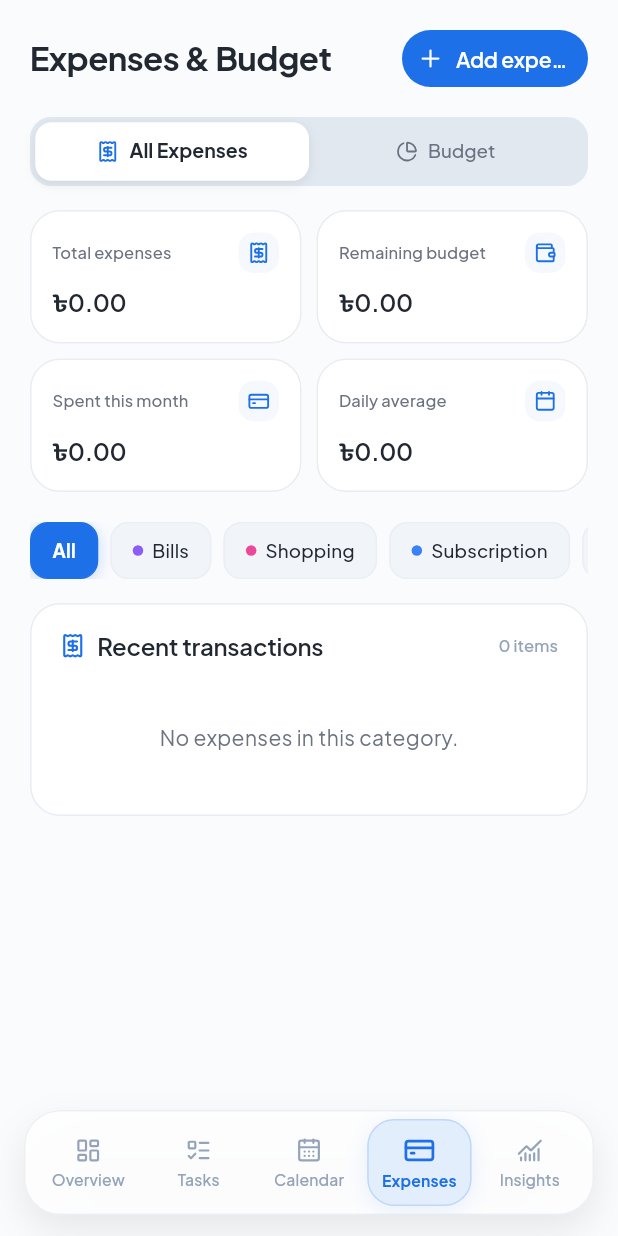
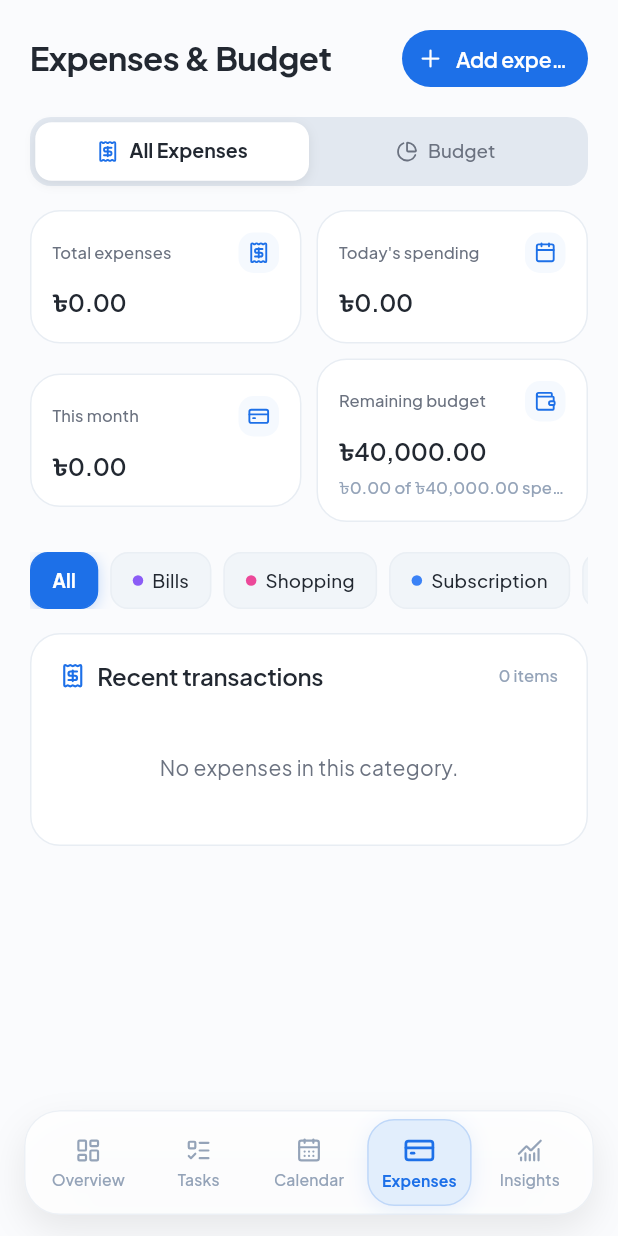
Before and after one commit to NavidZamanKhan/ZenFlow-Flutter, a Flutter app: the _DashboardShellBody screen opened directly, item 4 of the bottom bar chosen, on a phone screen of 412 x 824 dp. Run offline on Flutter 3.47's test engine with Material 3 defaults, Android fonts, the phone set to English and light mode, and no system bars; our stand-ins replace dio, equatable, flutter_bloc, flutter_lucide, flutter_secure_storage, google_fonts and 1 more; accounts and stored records are empty; network calls fail.

Commit message:
feat(sync): align expenses summary metrics with web and enhance calendar event vs task deadline dispatching

```diff
--- a/lib/features/calendar/widgets/new_event_bottom_sheet.dart
+++ b/lib/features/calendar/widgets/new_event_bottom_sheet.dart
@@ -121,7 +121,7 @@ class _NewEventBottomSheetState extends State<NewEventBottomSheet> {
           );
 
     final newItem = CalendarItem(
-      id: DateTime.now().millisecondsSinceEpoch.toString(),
+      id: 'temp-${DateTime.now().millisecondsSinceEpoch}',
       title: title,
       description: _descriptionController.text.trim(),
       startDateTime: startDateTime,
--- a/lib/features/expenses/bloc/expenses_bloc.dart
+++ b/lib/features/expenses/bloc/expenses_bloc.dart
@@ -35,6 +35,7 @@ class ExpensesBloc extends Bloc<ExpensesEvent, ExpensesState> {
     return ExpensesState(
       budgets: const [],
       expenses: (cached != null && cached.isNotEmpty) ? cached : const [],
+      monthlyTotalBudget: 40000.0,
     );
   }
 
@@ -47,9 +48,11 @@ class ExpensesBloc extends Bloc<ExpensesEvent, ExpensesState> {
       if (expenses.isNotEmpty) {
         _cache.set(_cacheKey, expenses);
         final budgets = await _service.getBudget(expenses);
+        final monthlyTotal = await _service.getMonthlyBudgetTotal();
         emit(state.copyWith(
           expenses: expenses,
           budgets: budgets.isNotEmpty ? budgets : state.budgets,
+          monthlyTotalBudget: monthlyTotal,
         ));
       }
     } catch (_) {}
@@ -77,10 +80,10 @@ class ExpensesBloc extends Bloc<ExpensesEvent, ExpensesState> {
           .map((e) => e.id == tempId ? created : e)
           .toList();
       _cache.set(_cacheKey, updatedList);
-      final updatedBudgets = await _service.getBudget(updatedList);
+      final budgets = await _service.getBudget(updatedList);
       emit(state.copyWith(
         expenses: updatedList,
-        budgets: updatedBudgets.isNotEmpty ? updatedBudgets : state.budgets,
+        budgets: budgets.isNotEmpty ? budgets : state.budgets,
       ));
     } catch (_) {
       _cache.set(_cacheKey, previousExpenses);
@@ -103,9 +106,9 @@ class ExpensesBloc extends Bloc<ExpensesEvent, ExpensesState> {
     // 2. Silent background network execution
     try {
       await _service.deleteExpense(event.expenseId);
-      final updatedBudgets = await _service.getBudget(optimisticList);
+      final budgets = await _service.getBudget(optimisticList);
       emit(state.copyWith(
-        budgets: updatedBudgets.isNotEmpty ? updatedBudgets : state.budgets,
+        budgets: budgets.isNotEmpty ? budgets : state.budgets,
       ));
     } catch (_) {
       _cache.set(_cacheKey, previousExpenses);
--- a/lib/features/expenses/bloc/expenses_state.dart
+++ b/lib/features/expenses/bloc/expenses_state.dart
@@ -8,12 +8,14 @@ enum ExpensesSubTab { allExpenses, budget }
 class ExpensesState extends Equatable {
   final List<ExpenseItem> expenses;
   final List<CategoryBudgetItem> budgets;
+  final double monthlyTotalBudget;
   final ExpensesSubTab subTab;
   final String selectedCategory;
 
   const ExpensesState({
     required this.expenses,
     required this.budgets,
+    this.monthlyTotalBudget = 40000.0,
     this.subTab = ExpensesSubTab.allExpenses,
     this.selectedCategory = 'All',
   });
@@ -23,30 +25,62 @@ class ExpensesState extends Equatable {
       : expenses
             .where((expense) => expense.category == selectedCategory)
             .toList();
+
+  /// Total across all time
   double get totalExpenses =>
-      expenses.fold(0, (sum, expense) => sum + expense.amount);
-  double get totalBudget =>
-      budgets.fold(0, (sum, budget) => sum + budget.budgetAmount);
+      expenses.fold(0.0, (sum, expense) => sum + expense.amount);
 
-  /// The transaction dataset is the authoritative month total. Some categories
-  /// (such as Education and Subscription) intentionally have no cap configured.
-  double get spentThisMonth => totalExpenses;
+  /// Total spent in current month (e.g. September 2026)
+  double get spentThisMonth {
+    final now = DateTime.now();
+    return expenses
+        .where((e) => e.date.year == now.year && e.date.month == now.month)
+        .fold(0.0, (sum, expense) => sum + expense.amount);
+  }
+
+  /// Total spent today
+  double get todaysSpending {
+    final now = DateTime.now();
+    return expenses
+        .where((e) =>
+            e.date.year == now.year &&
+            e.date.month == now.month &&
+            e.date.day == now.day)
+        .fold(0.0, (sum, expense) => sum + expense.amount);
+  }
+
+  /// Active monthly budget limit
+  double get totalBudget => monthlyTotalBudget > 0
+      ? monthlyTotalBudget
+      : budgets.fold(0.0, (sum, budget) => sum + budget.budgetAmount);
+
+  /// Remaining monthly budget (Monthly Total - This Month's Spending)
   double get remainingBudget => totalBudget - spentThisMonth;
+
   double get budgetProgress =>
       totalBudget == 0 ? 0 : (spentThisMonth / totalBudget).clamp(0.0, 1.0);
 
   ExpensesState copyWith({
     List<ExpenseItem>? expenses,
     List<CategoryBudgetItem>? budgets,
+    double? monthlyTotalBudget,
     ExpensesSubTab? subTab,
     String? selectedCategory,
-  }) => ExpensesState(
-    expenses: expenses ?? this.expenses,
-    budgets: budgets ?? this.budgets,
-    subTab: subTab ?? this.subTab,
-    selectedCategory: selectedCategory ?? this.selectedCategory,
-  );
+  }) =>
+      ExpensesState(
+        expenses: expenses ?? this.expenses,
+        budgets: budgets ?? this.budgets,
+        monthlyTotalBudget: monthlyTotalBudget ?? this.monthlyTotalBudget,
+        subTab: subTab ?? this.subTab,
+        selectedCategory: selectedCategory ?? this.selectedCategory,
+      );
 
   @override
-  List<Object?> get props => [expenses, budgets, subTab, selectedCategory];
+  List<Object?> get props => [
+        expenses,
+        budgets,
+        monthlyTotalBudget,
+        subTab,
+        selectedCategory,
+      ];
 }
--- a/lib/features/expenses/views/expenses_screen.dart
+++ b/lib/features/expenses/views/expenses_screen.dart
@@ -111,8 +111,10 @@ class ExpensesScreen extends StatelessWidget {
       children: [
         ExpenseSummaryCards(
           total: state.totalExpenses,
+          today: state.todaysSpending,
           month: state.spentThisMonth,
           remaining: state.remainingBudget,
+          monthlyBudget: state.monthlyTotalBudget,
         ),
         const SizedBox(height: 20),
         SizedBox(
--- a/lib/features/expenses/widgets/expense_summary_cards.dart
+++ b/lib/features/expenses/widgets/expense_summary_cards.dart
@@ -8,22 +8,24 @@ import '../../../core/widgets/zen_card.dart';
 
 class ExpenseSummaryCards extends StatelessWidget {
   final double total;
+  final double today;
   final double month;
   final double remaining;
+  final double monthlyBudget;
 
   const ExpenseSummaryCards({
     super.key,
     required this.total,
+    required this.today,
     required this.month,
     required this.remaining,
+    this.monthlyBudget = 40000.0,
   });
 
   String _money(double value) => '৳${NumberFormat('#,##0.00').format(value)}';
 
   @override
   Widget build(BuildContext context) {
-    final dailyAvg = month / (DateTime.now().day.clamp(1, 31));
-
     return Column(
       children: [
         Row(
@@ -40,9 +42,9 @@ class ExpenseSummaryCards extends StatelessWidget {
             Expanded(
               child: _card(
                 context,
-                'Remaining budget',
-                _money(remaining),
-                LucideIcons.wallet,
+                "Today's spending",
+                _money(today),
+                LucideIcons.calendar,
               ),
             ),
           ],
@@ -53,7 +55,7 @@ class ExpenseSummaryCards extends StatelessWidget {
             Expanded(
               child: _card(
                 context,
-                'Spent this month',
+                'This month',
                 _money(month),
                 LucideIcons.credit_card,
               ),
@@ -62,9 +64,11 @@ class ExpenseSummaryCards extends StatelessWidget {
             Expanded(
               child: _card(
                 context,
-                'Daily average',
-                _money(dailyAvg),
-                LucideIcons.calendar,
+                'Remaining budget',
+                _money(remaining),
+                LucideIcons.wallet,
+                subtitle:
+                    '${_money(month)} of ${_money(monthlyBudget)} spent',
               ),
             ),
           ],
@@ -77,8 +81,9 @@ class ExpenseSummaryCards extends StatelessWidget {
     BuildContext context,
     String label,
     String amount,
-    IconData icon,
-  ) {
+    IconData icon, {
+    String? subtitle,
+  }) {
     final zen = context.zenColors;
 
     return ZenCard(
@@ -89,11 +94,13 @@ class ExpenseSummaryCards extends StatelessWidget {
           Row(
             mainAxisAlignment: MainAxisAlignment.spaceBetween,
             children: [
-              Text(
-                label,
-                maxLines: 1,
-                overflow: TextOverflow.ellipsis,
-                style: AppTextStyles.labelSmall(zen.textSecondary),
+              Expanded(
+                child: Text(
+                  label,
+                  maxLines: 1,
+                  overflow: TextOverflow.ellipsis,
+                  style: AppTextStyles.labelSmall(zen.textSecondary),
+                ),
               ),
               Container(
                 padding: const EdgeInsets.all(6),
@@ -112,6 +119,15 @@ class ExpenseSummaryCards extends StatelessWidget {
             overflow: TextOverflow.ellipsis,
             style: AppTextStyles.headingSmall(zen.textPrimary),
           ),
+          if (subtitle != null) ...[
+            const SizedBox(height: 4),
+            Text(
+              subtitle,
+              maxLines: 1,
+              overflow: TextOverflow.ellipsis,
+              style: AppTextStyles.labelSmall(zen.textMuted),
+            ),
+          ],
         ],
       ),
     );
```
Also changed, not shown: lib/features/calendar/bloc/calendar_bloc.dart (+58 -3 lines), lib/features/expenses/services/expenses_service.dart (+21 -1 lines).
